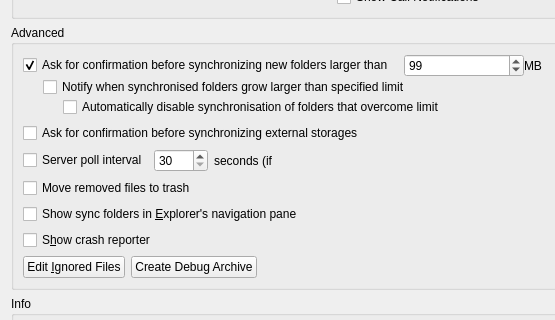
First picture: the form in src/gui/generalsettings.ui, repository Pabarino/desktop, before the edit; both pictures show x 0 to 555 and y 105 to 425 of the 667 by 796 pixel window.
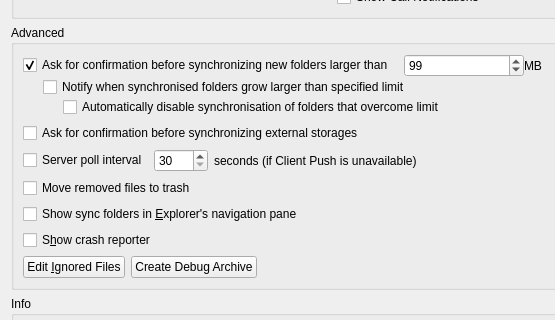
Second picture: the form after the edit.

Commit message: Fixed link by changing it from .ui to .cpp

Diff of the .ui file:
```diff
--- a/src/gui/generalsettings.ui
+++ b/src/gui/generalsettings.ui
@@ -211,7 +211,7 @@
         <item>
          <widget class="QLabel" name="labelInterval">
           <property name="text">
-           <string extracomment="Trailing part of &quot;Server poll interval&quot; ">seconds (if <a href="https://github.com/nextcloud/notify_push">Client Push</a> is unavailable)</string>
+           <string extracomment="Trailing part of &quot;Server poll interval&quot; ">seconds (if Client Push is unavailable)</string>
           </property>
          </widget>
         </item>
```
The commit also changes 1 other file.
